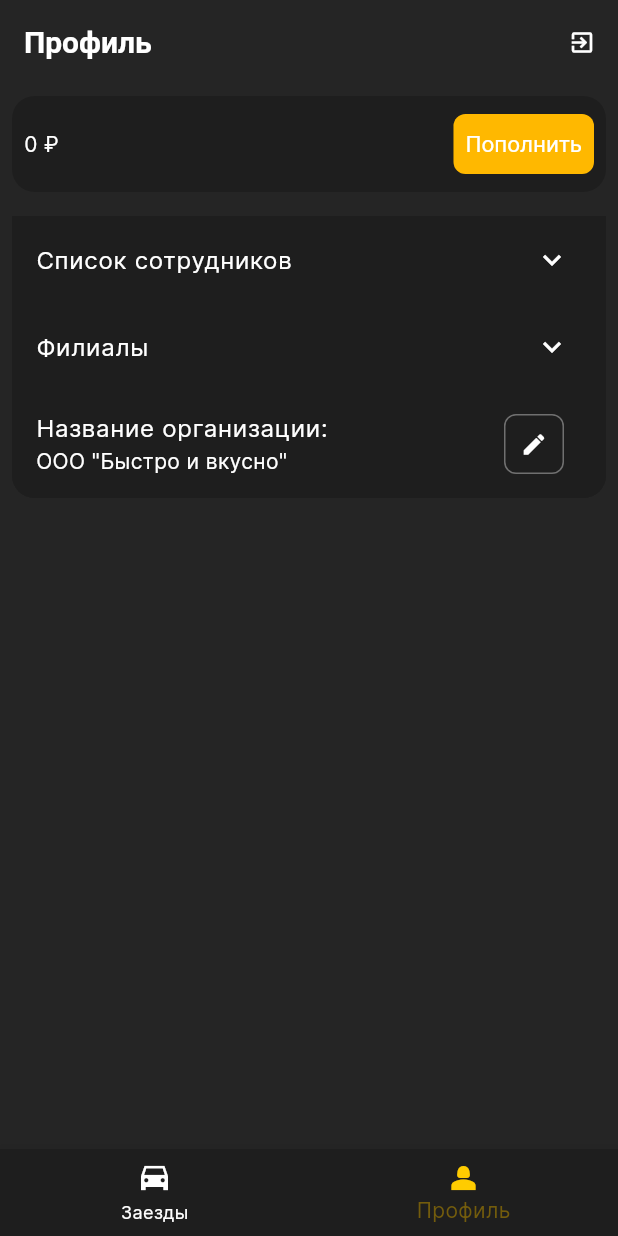
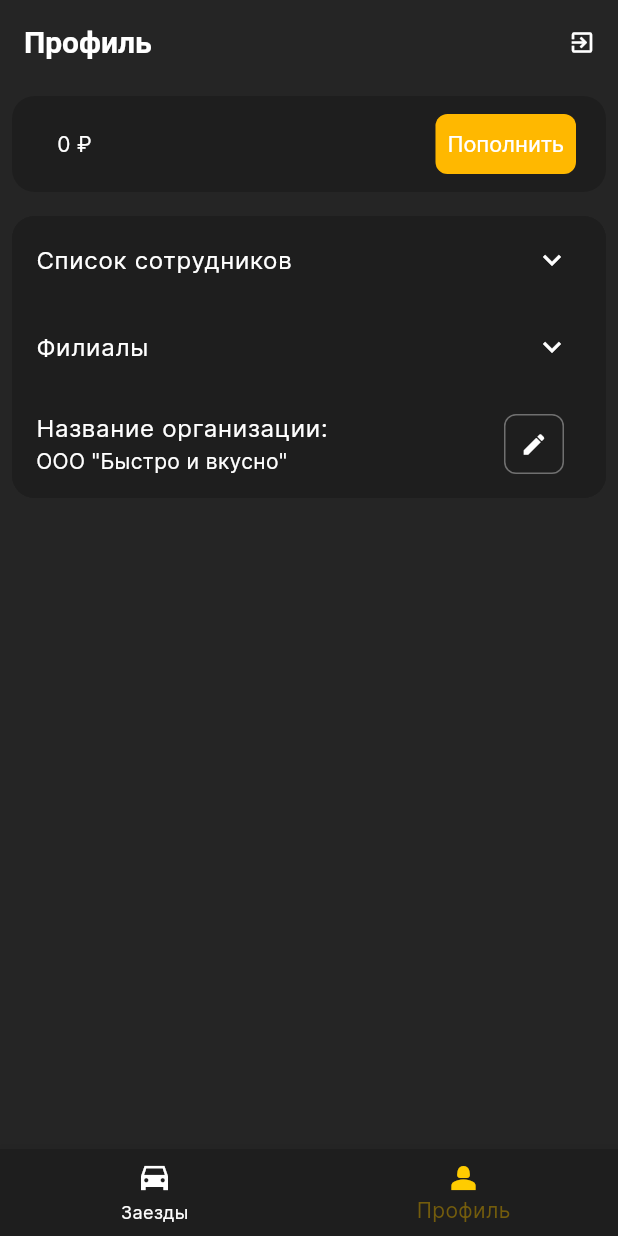
Before and after one commit to EbriusQuasimodo/smart_driver, a Flutter app: the ProfileScreen screen opened by its route, on a phone screen of 412 x 824 dp. Run offline on Flutter 3.47's test engine with Material 3 defaults, Android fonts, the phone set to English and light mode, and no system bars; our stand-ins replace dio, flutter_riverpod, freezed_annotation, geolocator, go_router, isar and 2 more; missing offline and left inert: dart:ffi, snapping_sheet_2, yandex_mapkit; accounts and stored records are empty; generated files the repository leaves out were written again.

Commit message:
update profile screen

```diff
--- a/lib/features/profile/presentation/profile_screen.dart
+++ b/lib/features/profile/presentation/profile_screen.dart
@@ -1,5 +1,6 @@
 import 'package:flutter/cupertino.dart';
 import 'package:flutter/material.dart';
+import 'package:flutter/rendering.dart';
 import 'package:flutter/widgets.dart';
 import 'package:flutter_riverpod/flutter_riverpod.dart';
 import 'package:smart_driver/core/styles/colors.dart';
@@ -62,7 +63,7 @@ class ProfileScreen extends ConsumerWidget {
                 decoration: BoxDecoration(
                     color: AppColors.black,
                     borderRadius: BorderRadius.circular(15.0)),
-                padding: const EdgeInsets.all(8.0),
+                padding: const EdgeInsets.fromLTRB(30, 8, 20, 8),
                 child: Row(
                   children: [
                     const Text('0 ₽', style: TextStyle(color: AppColors.white)),
@@ -90,7 +91,9 @@ class ProfileScreen extends ConsumerWidget {
                       color: AppColors.black,
                       borderRadius: BorderRadius.circular(15.0)),
                   child: Column(children: [
-                    ExpansionTile(
+                    ClipRRect(
+                      borderRadius: BorderRadius.circular(15.0),
+                      child: ExpansionTile(
                         iconColor: AppColors.white,
                         collapsedIconColor: AppColors.white,
                         collapsedBackgroundColor: AppColors.black,
@@ -119,6 +122,7 @@ class ProfileScreen extends ConsumerWidget {
                             ),
                           ),
                         ],
+                      ),
                     ),
                     ExpansionTile(
                       iconColor: AppColors.white,
```
Lines whose indentation alone changed are shown as unchanged.
